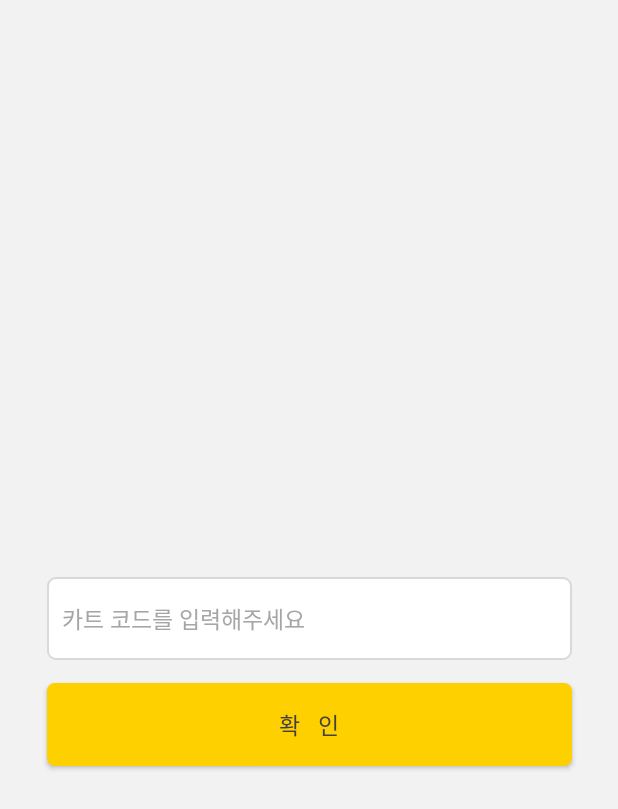
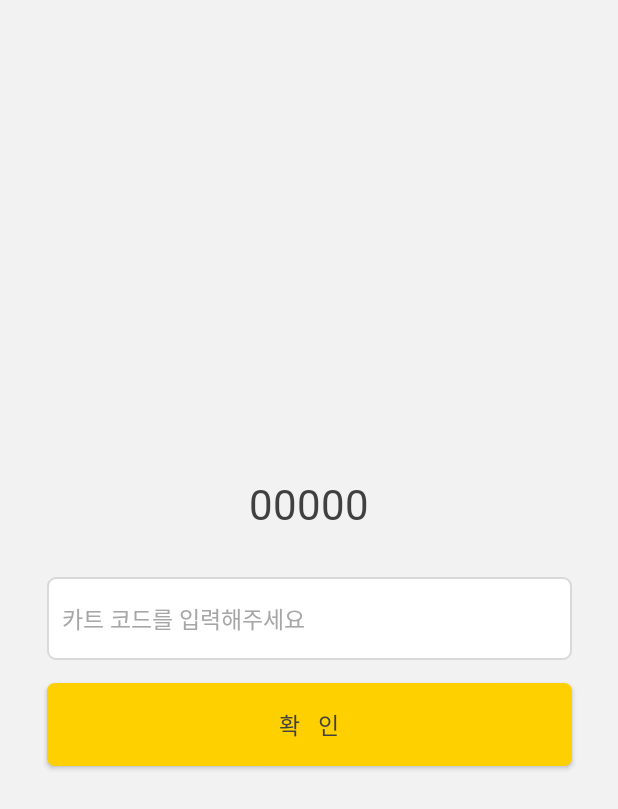
Before and after one commit to leehyojeong/SmartKartProject, an Android app: the fragment CodeFragment shown on its own in the app's theme, on a phone screen of 412 x 824 dp. Shown: the top 809 px of the screen. Run offline under Robolectric (Android 15) with nearby library versions, the phone set to English and light mode, and no system bars; 1 statement that could not run was skipped.

```diff
--- a/app/src/main/java/com/example/myapplication/Activity/MainActivity.kt
+++ b/app/src/main/java/com/example/myapplication/Activity/MainActivity.kt
@@ -1,12 +1,10 @@
 package com.example.myapplication.Activity
 
-import android.app.Activity
 import android.app.Dialog
 import android.content.Context
 import android.content.DialogInterface
 import android.content.Intent
 import android.content.pm.PackageManager
-import android.graphics.Bitmap
 import android.graphics.BitmapFactory
 import android.graphics.Point
 import android.location.*
@@ -14,22 +12,17 @@ import android.os.AsyncTask
 import androidx.appcompat.app.AppCompatActivity
 import android.os.Bundle
 import android.provider.Settings
-import android.util.AttributeSet
 import android.util.Base64
 import android.util.Log
-import android.view.View
 import androidx.appcompat.app.AlertDialog
 import androidx.core.app.ActivityCompat
 import androidx.core.content.ContextCompat
 import androidx.fragment.app.FragmentManager
 import androidx.fragment.app.FragmentTransaction
 import com.amazonaws.auth.CognitoCachingCredentialsProvider
-import com.amazonaws.mobileconnectors.dynamodbv2.dynamodbmapper.DynamoDBMapper
-import com.amazonaws.mobileconnectors.dynamodbv2.dynamodbmapper.PaginatedList
 import com.amazonaws.mobileconnectors.lambdainvoker.LambdaFunctionException
 import com.amazonaws.mobileconnectors.lambdainvoker.LambdaInvokerFactory
 import com.amazonaws.regions.Regions
-import com.amazonaws.services.dynamodbv2.AmazonDynamoDBClient
 import com.example.myapplication.CodePage.CodeFragment
 import com.example.myapplication.Data.*
 import com.example.myapplication.MainDialog.EventDialog.EventDialog
@@ -44,13 +37,9 @@ import kotlinx.android.synthetic.main.activity_main2.*
 import kotlin.collections.ArrayList
 import com.google.android.gms.location.LocationListener
 import com.google.android.gms.maps.model.*
-import com.google.gson.Gson
-import com.google.gson.reflect.TypeToken
-import kotlinx.android.synthetic.main.fragment_code.*
 import org.json.JSONArray
 import org.json.JSONObject
 import java.io.BufferedReader
-import java.io.ByteArrayOutputStream
 import java.io.InputStreamReader
 
 
@@ -95,6 +84,8 @@ class MainActivity : AppCompatActivity(),OnMapReadyCallback,GoogleApiClient.Conn
     lateinit var lambdacredentials:CognitoCachingCredentialsProvider
     lateinit var factory: LambdaInvokerFactory
     lateinit var myInterface:MyInterface
+    lateinit var KartCode:String
+    lateinit var codeBundle: Bundle
 
     override fun onCreate(savedInstanceState: Bundle?) {
         super.onCreate(savedInstanceState)
@@ -549,8 +540,16 @@ class MainActivity : AppCompatActivity(),OnMapReadyCallback,GoogleApiClient.Conn
 
         when (n) {
             1 -> {
-                //연동코드 입력 프래그먼트
+                //번들 객체 생성 - 인증코드 text 값으로 저장 - String 전달
+                // var bundle : Bundle = Bundle()
+                //bundle.putString("KartCode",KartCode)
+
+                //var codeFragment = CodeFragment.newInstace(product)
+                //codeFragment.arguments=bundle
+
+                // 연동코드 입력 프래그먼트
                 ft.replace(R.id.frameLayout, CodeFragment.newInstace(product))
+                // ft.replace(R.id.frameLayout,codeFragment)
                 ft.commit()
             }
         }
@@ -572,6 +571,8 @@ class MainActivity : AppCompatActivity(),OnMapReadyCallback,GoogleApiClient.Conn
             if(result==null){
                 return
             }
+            // KartCode = result.authenticationCode.toString()
+            // codeBundle
             Log.d("async",result.authenticationCode)
         }
     }
--- a/app/src/main/java/com/example/myapplication/Activity/MainFragment.kt
+++ b/app/src/main/java/com/example/myapplication/Activity/MainFragment.kt
@@ -19,8 +19,6 @@ import kotlinx.android.synthetic.main.fragment_main.view.*
  */
 class MainFragment : Fragment() {
 
-
-
     override fun onCreateView(
         inflater: LayoutInflater, container: ViewGroup?,
         savedInstanceState: Bundle?
--- a/app/src/main/java/com/example/myapplication/CodePage/CodeFragment.kt
+++ b/app/src/main/java/com/example/myapplication/CodePage/CodeFragment.kt
@@ -14,7 +14,6 @@ import com.example.myapplication.BuyPage.BuyListFragment
 import com.example.myapplication.Data.Product
 
 import com.example.myapplication.R
-import kotlinx.android.synthetic.main.fragment_code.*
 import kotlinx.android.synthetic.main.fragment_code.view.*
 
 /**
--- a/app/src/main/res/layout/fragment_code.xml
+++ b/app/src/main/res/layout/fragment_code.xml
@@ -12,6 +12,25 @@
     <androidx.constraintlayout.widget.ConstraintLayout
         android:layout_width="match_parent"
         android:layout_height="match_parent">
+
+        <TextView
+            android:id="@+id/lambdaKartCode"
+            android:layout_width="wrap_content"
+            android:layout_height="wrap_content"
+
+            android:text="00000"
+            android:textSize="@dimen/code_num"
+            android:inputType="number"
+            android:textColorHint="#a6a6a6"
+            android:textColor="#404040"
+            android:fontFamily="@font/apple_neo_b"
+            android:padding="@dimen/input_padding"
+
+            app:layout_constraintRight_toRightOf="parent"
+            app:layout_constraintLeft_toLeftOf="parent"
+            app:layout_constraintBottom_toTopOf="@+id/codeNum"
+
+            android:layout_marginBottom="@dimen/div_margin_20"/>
 
         <EditText
             android:id="@+id/codeNum"
--- a/app/src/main/res/layout/fragment_main.xml
+++ b/app/src/main/res/layout/fragment_main.xml
@@ -5,6 +5,4 @@
     android:layout_height="match_parent"
     tools:context=".Activity.MainFragment">
 
-
-
 </FrameLayout>
--- a/app/src/main/res/values/dimens.xml
+++ b/app/src/main/res/values/dimens.xml
@@ -28,6 +28,7 @@
     <dimen name="title_text">22dp</dimen>
     <dimen name="sub_title_text">20dp</dimen>
     <dimen name="item_info_text">14dp</dimen>
+    <dimen name="code_num">28dp</dimen>
 
 <!--    padding-->
     <dimen name="input_padding">10dp</dimen>
```
